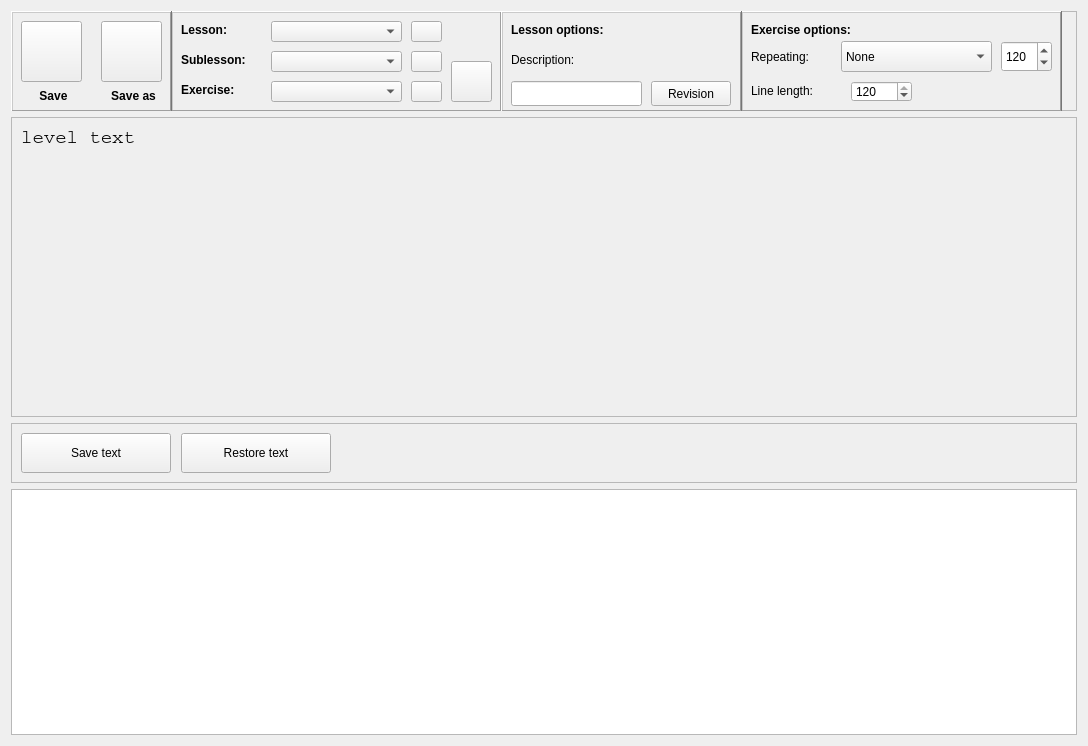
This is ui/packview.ui in Open-Typer/Open-Typer as Qt 5 draws it before an edit. The edited form follows.
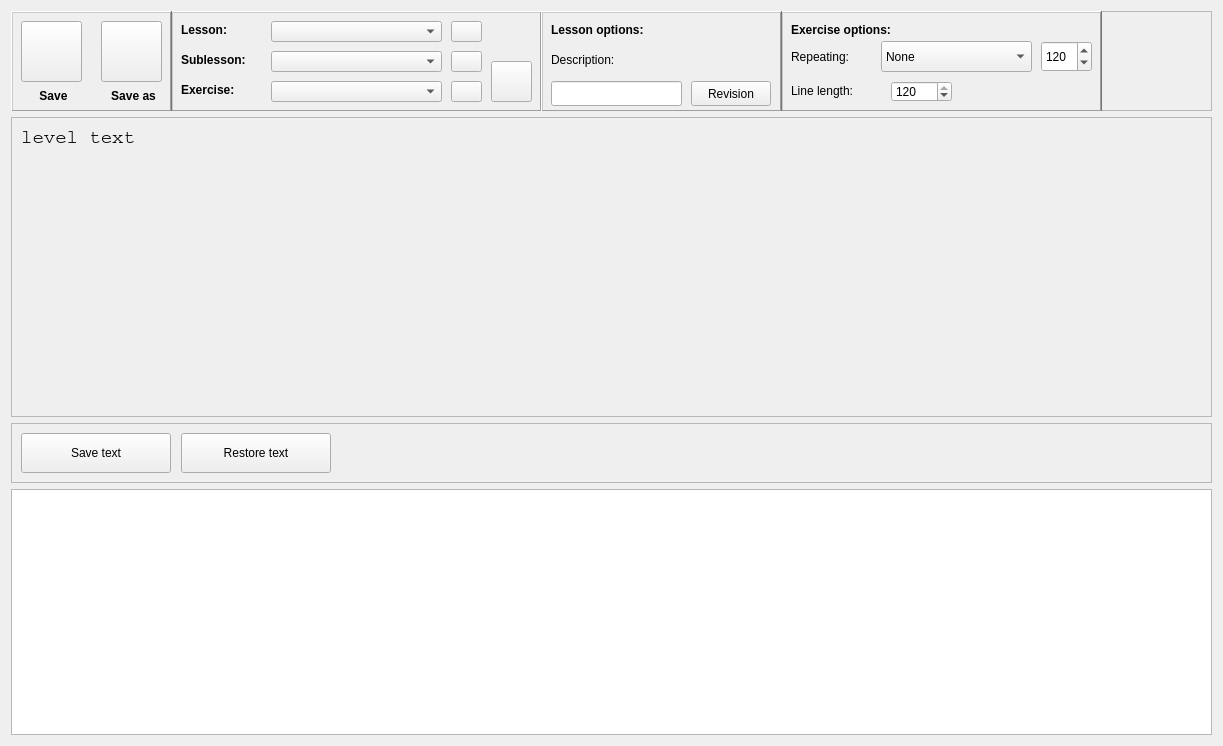
This is the edited form. Icons and pictures are not drawn.

Commit message: ui: packview: Add more space for comboboxes

The edit to the form file:
```diff
--- a/ui/packview.ui
+++ b/ui/packview.ui
@@ -6,7 +6,7 @@
    <rect>
     <x>0</x>
     <y>0</y>
-    <width>1088</width>
+    <width>1223</width>
     <height>746</height>
    </rect>
   </property>
@@ -185,7 +185,7 @@
        <rect>
         <x>160</x>
         <y>0</y>
-        <width>331</width>
+        <width>371</width>
         <height>101</height>
        </rect>
       </property>
@@ -200,7 +200,7 @@
         <rect>
          <x>100</x>
          <y>70</y>
-         <width>131</width>
+         <width>171</width>
          <height>21</height>
         </rect>
        </property>
@@ -251,7 +251,7 @@
         <rect>
          <x>100</x>
          <y>10</y>
-         <width>131</width>
+         <width>171</width>
          <height>21</height>
         </rect>
        </property>
@@ -264,7 +264,7 @@
         <rect>
          <x>100</x>
          <y>40</y>
-         <width>131</width>
+         <width>171</width>
          <height>21</height>
         </rect>
        </property>
@@ -294,7 +294,7 @@
       <widget class="QPushButton" name="newLessonButton">
        <property name="geometry">
         <rect>
-         <x>240</x>
+         <x>280</x>
          <y>10</y>
          <width>31</width>
          <height>21</height>
@@ -320,7 +320,7 @@
       <widget class="QPushButton" name="newSublessonButton">
        <property name="geometry">
         <rect>
-         <x>240</x>
+         <x>280</x>
          <y>40</y>
          <width>31</width>
          <height>21</height>
@@ -346,7 +346,7 @@
       <widget class="QPushButton" name="newExerciseButton">
        <property name="geometry">
         <rect>
-         <x>240</x>
+         <x>280</x>
          <y>70</y>
          <width>31</width>
          <height>21</height>
@@ -372,7 +372,7 @@
       <widget class="QPushButton" name="removeExerciseButton">
        <property name="geometry">
         <rect>
-         <x>280</x>
+         <x>320</x>
          <y>50</y>
          <width>41</width>
          <height>41</height>
@@ -511,7 +511,7 @@
      <widget class="QFrame" name="exercisePropsFrame">
       <property name="geometry">
        <rect>
-        <x>730</x>
+        <x>770</x>
         <y>0</y>
         <width>321</width>
         <height>101</height>
@@ -636,7 +636,7 @@
      <widget class="QFrame" name="lessonPropsFrame">
       <property name="geometry">
        <rect>
-        <x>490</x>
+        <x>530</x>
         <y>0</y>
         <width>241</width>
         <height>101</height>
```
